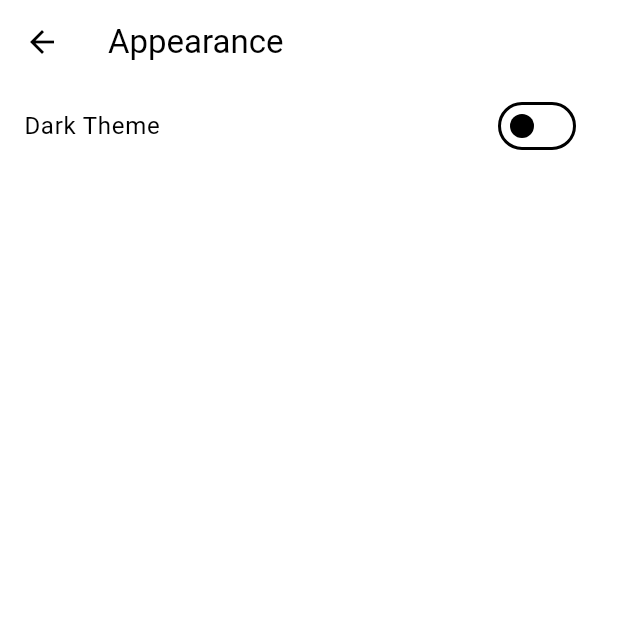
After one commit to Tsumuri-u/Dokuha, a Flutter app: the SettingsPage screen opened directly, after a tap on "Appearance", on a phone screen of 412 x 824 dp, the top half of it. The commit adds this screen. Run offline on Flutter 3.47's test engine with Material 3 defaults, Android fonts, the phone set to English and light mode, and no system bars; our stand-ins replace google_nav_bar.

Commit message:
Add basic home tab, add theme switcher.

```diff
--- /dev/null
+++ b/lib/pages/settings/appearance_settings_page.dart
@@ -0,0 +1,30 @@
+// ignore_for_file: prefer_const_constructors
+
+import 'package:dokuha/themes/theme_provider.dart';
+import 'package:flutter/material.dart';
+import 'package:provider/provider.dart';
+
+class AppearanceSettings extends StatelessWidget {
+  const AppearanceSettings({super.key});
+
+  @override
+  Widget build(BuildContext context) {
+    return Scaffold(
+      appBar: AppBar(
+        title: Text("Appearance"),
+      ),
+      body: ListView(
+        children: [
+          ListTile(
+            minLeadingWidth: 40,
+            title: Text("Dark Theme"),
+            trailing: Switch(
+              value: Provider.of<ThemeProvider>(context, listen: false).isDarkMode,
+              onChanged: (value) => Provider.of<ThemeProvider>(context, listen: false).toggleTheme(),
+            ),
+          ),
+        ],
+      ),
+    );
+  }
+}
--- a/lib/pages/settings/settings_page.dart
+++ b/lib/pages/settings/settings_page.dart
@@ -1,5 +1,6 @@
 // ignore_for_file: prefer_const_constructors, prefer_const_literals_to_create_immutables
 
+import 'package:dokuha/pages/settings/appearance_settings_page.dart';
 import 'package:flutter/material.dart';
 
 class SettingsPage extends StatelessWidget {
@@ -9,7 +10,7 @@ class SettingsPage extends StatelessWidget {
   Widget build(BuildContext context) {
     return Scaffold(
       appBar: AppBar(title: Text("Settings")),
-      body: Column(
+      body: ListView(
         children: [
           ListTile(
             minLeadingWidth: 40,
@@ -20,6 +21,14 @@ class SettingsPage extends StatelessWidget {
             minLeadingWidth: 40,
             leading: Icon(Icons.palette_outlined),
             title: Text("Appearance"),
+            onTap: () {
+              Navigator.push(
+                context,
+                MaterialPageRoute(
+                  builder: (context) => AppearanceSettings(),
+                ),
+              );
+            },
           ),
           ListTile(
             minLeadingWidth: 40,
--- /dev/null
+++ b/lib/themes/theme_provider.dart
@@ -0,0 +1,22 @@
+import 'package:flutter/material.dart';
+import 'package:dokuha/themes/themes.dart';
+
+class ThemeProvider extends ChangeNotifier {
+  ThemeData _themeData = lightMode;
+
+  ThemeData get themeData => _themeData;
+  bool get isDarkMode => _themeData == darkMode;
+
+  set themeData(ThemeData themeData) {
+    _themeData = themeData;
+    notifyListeners();
+  }
+
+  void toggleTheme() {
+    if (_themeData == lightMode) {
+      themeData = darkMode;
+    } else {
+      themeData = lightMode;
+    }
+  }
+}
--- /dev/null
+++ b/lib/themes/themes.dart
@@ -0,0 +1,9 @@
+import 'package:flutter/material.dart';
+
+ThemeData lightMode = ThemeData(
+  colorScheme: const ColorScheme.light(),
+);
+
+ThemeData darkMode = ThemeData(
+  colorScheme: const ColorScheme.dark(),
+);
--- a/pubspec.yaml
+++ b/pubspec.yaml
@@ -36,6 +36,7 @@ dependencies:
   # Use with the CupertinoIcons class for iOS style icons.
   cupertino_icons: ^1.0.6
   google_nav_bar: ^5.0.6
+  provider: ^6.1.2
 
 dev_dependencies:
   flutter_test:
```
Also changed, not shown: lib/main.dart (+9 -2 lines), pubspec.lock.
